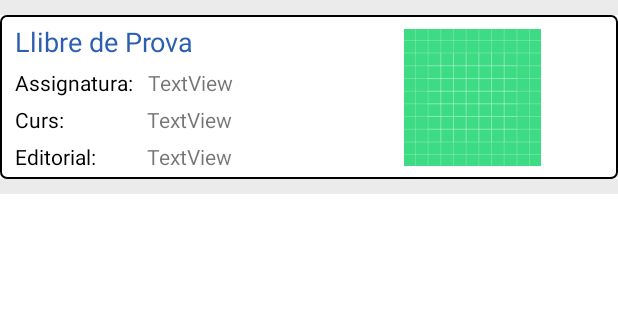
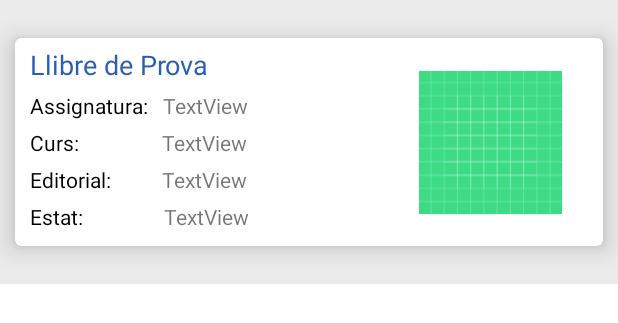
Before and after one commit to naomisettings/BookSwap, an Android app: the layout item_llibre.xml on its own in the app's theme, with its tools: preview values and no code run, on a phone screen of 412 x 824 dp. Shown: the top 323 px of the screen. Run offline under Robolectric (Android 15) with nearby library versions, the phone set to English and light mode, and no system bars.

Commit message:
Card views modificacions i volum, valoracions a taula usuaris

```diff
--- a/app/src/main/res/layout/fragment_login.xml
+++ b/app/src/main/res/layout/fragment_login.xml
@@ -64,7 +64,7 @@
                 android:layout_marginEnd="60dp"
                 android:autofillHints=""
                 android:ems="10"
-                android:inputType="textPersonName"
+                android:inputType="number"
                 app:layout_constraintEnd_toEndOf="parent"
                 app:layout_constraintStart_toStartOf="parent"
                 app:layout_constraintTop_toBottomOf="@+id/txtTelefon" />
@@ -105,7 +105,7 @@
                 android:layout_marginEnd="60dp"
                 android:text="@string/introduccio"
                 app:layout_constraintEnd_toEndOf="parent"
-                app:layout_constraintHorizontal_bias="0.384"
+                app:layout_constraintHorizontal_bias="0.5"
                 app:layout_constraintStart_toStartOf="parent"
                 app:layout_constraintTop_toBottomOf="@+id/bookLogo" />
 
@@ -116,6 +116,7 @@
                 android:layout_marginStart="60dp"
                 android:layout_marginTop="10dp"
                 android:layout_marginEnd="60dp"
+                android:fontFamily="sans-serif-black"
                 android:text="@string/obligacioLogin"
                 android:textColor="#FF9800"
                 android:textSize="18sp"
--- a/app/src/main/res/layout/fragment_modificar_usuari.xml
+++ b/app/src/main/res/layout/fragment_modificar_usuari.xml
@@ -115,7 +115,7 @@
                 android:layout_marginTop="20dp"
                 android:layout_marginEnd="20dp"
                 android:ems="10"
-                android:inputType="phone"
+                android:inputType="number"
                 app:layout_constraintEnd_toEndOf="parent"
                 app:layout_constraintTop_toBottomOf="@+id/editTextPoblacioModificar" />
 
--- a/app/src/main/res/layout/item_llibre.xml
+++ b/app/src/main/res/layout/item_llibre.xml
@@ -18,16 +18,17 @@
             android:layout_width="match_parent"
             android:layout_height="match_parent"
             android:isScrollContainer="false"
-            app:cardCornerRadius="0dp"
-            app:cardElevation="0dp"
-            app:cardMaxElevation="0dp"
+            app:cardCornerRadius="4dp"
+            app:cardElevation="10dp"
+            app:cardMaxElevation="8dp"
+            android:clipToPadding="false"
+            android:clipChildren="false"
             app:cardPreventCornerOverlap="false"
-            app:cardUseCompatPadding="false">
+            app:cardUseCompatPadding="true">
 
             <androidx.constraintlayout.widget.ConstraintLayout
                 android:layout_width="match_parent"
-                android:layout_height="match_parent"
-                android:background="@drawable/et_style">
+                android:layout_height="match_parent">
 
                 <TextView
                     android:id="@+id/titol"
@@ -72,11 +73,9 @@
                     android:layout_height="wrap_content"
                     android:layout_marginStart="10dp"
                     android:layout_marginTop="5dp"
-                    android:layout_marginBottom="5dp"
                     android:layout_weight="1"
                     android:text="@string/editorialCamp"
                     android:textColor="@color/black"
-                    app:layout_constraintBottom_toBottomOf="parent"
                     app:layout_constraintStart_toStartOf="parent"
                     app:layout_constraintTop_toBottomOf="@+id/campCurs" />
 
@@ -109,14 +108,37 @@
 
                 <ImageView
                     android:id="@+id/imgCardView"
-                    android:layout_width="91dp"
-                    android:layout_height="95dp"
+                    android:layout_width="95dp"
+                    android:layout_height="113dp"
                     android:layout_marginStart="20dp"
                     android:contentDescription="@string/imgCardView"
                     app:layout_constraintBottom_toBottomOf="parent"
                     app:layout_constraintStart_toEndOf="@+id/titol"
                     app:layout_constraintTop_toTopOf="parent"
                     app:srcCompat="@drawable/ic_launcher_background" />
+
+                <TextView
+                    android:id="@+id/campEstat"
+                    android:layout_width="wrap_content"
+                    android:layout_height="wrap_content"
+                    android:layout_marginStart="10dp"
+                    android:layout_marginTop="5dp"
+                    android:layout_marginBottom="10dp"
+                    android:text="@string/camp_estat"
+                    android:textColor="@color/black"
+                    app:layout_constraintBottom_toBottomOf="parent"
+                    app:layout_constraintStart_toStartOf="parent"
+                    app:layout_constraintTop_toBottomOf="@+id/campEditorial"
+                    />
+
+                <TextView
+                    android:id="@+id/edEstat"
+                    android:layout_width="150dp"
+                    android:layout_height="19dp"
+                    android:layout_marginStart="54dp"
+                    android:text="TextView"
+                    app:layout_constraintBaseline_toBaselineOf="@+id/campEstat"
+                    app:layout_constraintStart_toEndOf="@+id/campEstat" />
             </androidx.constraintlayout.widget.ConstraintLayout>
 
 
```
Also changed, not shown: app/src/main/java/cat/copernic/bookswap/login/LoginFragment.kt (+28 -23 lines), app/src/main/res/values/strings.xml (+4 -3 lines).
